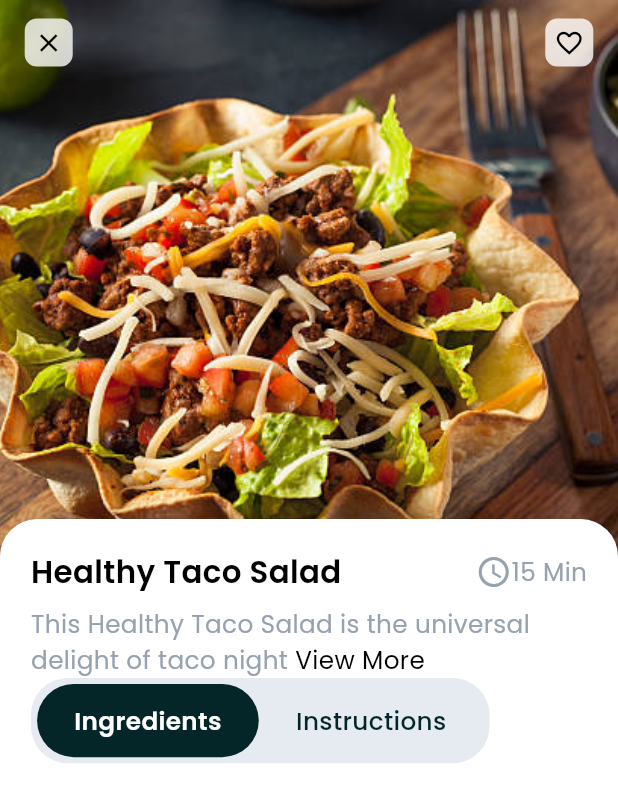
After one commit to jincykp/tastybite_app, a Flutter app: the HomeScreen screen opened directly, after a tap on "Healthy Taco Salad with fresh vegetable", on a phone screen of 412 x 824 dp. The commit adds this screen. Shown: the top 802 px of the screen. Run offline on Flutter 3.47's test engine with Material 3 defaults, Android fonts, the phone set to English and light mode, and no system bars; our stand-ins replace google_fonts.

Commit message:
feat: started working on the details screen layout and structure

```diff
--- a/lib/core/app_colors.dart
+++ b/lib/core/app_colors.dart
@@ -7,4 +7,5 @@ class AppColors {
   static const grey = Color(0xFF97A2B0);
   static const greenButton = Color(0xFF042628);
   static const categoryButton = Color(0xFFF1F5F5);
+  static const tabButtonColor = Color(0xFFE6EBF2);
 }
--- /dev/null
+++ b/lib/screens/details_screen.dart
@@ -0,0 +1,141 @@
+import 'package:flutter/material.dart';
+import 'package:tastybite/core/app_colors.dart';
+import 'package:tastybite/core/app_text_styles.dart';
+import 'package:tastybite/widgets/custom_fav_button.dart';
+import 'package:tastybite/widgets/tab_button.dart';
+
+class DetailsScreen extends StatelessWidget {
+  const DetailsScreen({super.key});
+
+  @override
+  Widget build(BuildContext context) {
+    final screenWidth = MediaQuery.of(context).size.width;
+    final screenHeight = MediaQuery.of(context).size.height;
+    final topPadding = MediaQuery.of(context).padding.top;
+
+    return Scaffold(
+      backgroundColor: AppColors.white,
+      body: Stack(
+        children: [
+          // Background
+          Container(
+            height: screenHeight,
+            width: screenWidth,
+            color: AppColors.white,
+          ),
+
+          // Main image
+          Positioned(
+            top: 0,
+            left: 0,
+            right: 0,
+            child: Container(
+              height: screenHeight * 0.5,
+              decoration: const BoxDecoration(
+                image: DecorationImage(
+                  image: AssetImage('assets/images/salad.jpg'),
+                  fit: BoxFit.cover,
+                ),
+              ),
+            ),
+          ),
+
+          // Top icons (Close & Favorite)
+          Positioned(
+            top: topPadding + screenHeight * 0.015,
+            left: screenWidth * 0.04,
+            child: CustomIconButton(
+              icon: Icons.close,
+              onTap: () {
+                Navigator.pop(context);
+              },
+            ),
+          ),
+          Positioned(
+            top: topPadding + screenHeight * 0.015,
+            right: screenWidth * 0.04,
+            child: CustomIconButton(icon: Icons.favorite_border, onTap: () {}),
+          ),
+
+          // Bottom sheet
+          Positioned(
+            top: screenHeight * 0.42,
+            left: 0,
+            right: 0,
+            bottom: 0,
+            child: Container(
+              padding: EdgeInsets.symmetric(
+                horizontal: screenWidth * 0.05,
+                vertical: screenHeight * 0.025,
+              ),
+              decoration: BoxDecoration(
+                color: AppColors.white,
+                borderRadius: BorderRadius.vertical(
+                  top: Radius.circular(screenWidth * 0.06),
+                ),
+                boxShadow: const [
+                  BoxShadow(
+                    color: Colors.black12,
+                    blurRadius: 10,
+                    spreadRadius: 1,
+                    offset: Offset(0, -2),
+                  ),
+                ],
+              ),
+              child: Column(
+                crossAxisAlignment: CrossAxisAlignment.start,
+                children: [
+                  Row(
+                    children: [
+                      Text(
+                        'Healthy Taco Salad',
+                        style: AppTextStyles.poppins(
+                          fontSize: screenWidth * 0.05,
+                          fontWeight: FontWeight.w600,
+                          color: AppColors.black,
+                        ),
+                      ),
+                      Spacer(),
+                      Icon(Icons.access_time, color: AppColors.grey),
+                      Text(
+                        '15 Min',
+                        style: AppTextStyles.poppins(
+                          fontSize: screenWidth * 0.04,
+                          fontWeight: FontWeight.w400,
+                          color: AppColors.grey,
+                        ),
+                      ),
+                    ],
+                  ),
+                  SizedBox(height: screenHeight * 0.01),
+                  Text.rich(
+                    TextSpan(
+                      text:
+                          'This Healthy Taco Salad is the universal delight of taco night ',
+                      style: AppTextStyles.poppins(
+                        fontSize: screenWidth * 0.04,
+                        fontWeight: FontWeight.w400,
+                        color: AppColors.grey,
+                      ),
+                      children: [
+                        TextSpan(
+                          text: 'View More',
+                          style: AppTextStyles.poppins(
+                            fontSize: screenWidth * 0.04,
+                            fontWeight: FontWeight.w400,
+                            color: AppColors.black,
+                          ),
+                        ),
+                      ],
+                    ),
+                  ),
+                  TabButtons(),
+                ],
+              ),
+            ),
+          ),
+        ],
+      ),
+    );
+  }
+}
--- a/lib/screens/home_screen.dart
+++ b/lib/screens/home_screen.dart
@@ -1,5 +1,6 @@
 import 'package:flutter/material.dart';
 import 'package:tastybite/core/app_colors.dart';
+import 'package:tastybite/screens/details_screen.dart';
 import 'package:tastybite/widgets/featured_card.dart';
 import 'package:tastybite/core/app_text_styles.dart';
 import 'package:tastybite/widgets/food_card.dart';
@@ -206,6 +207,14 @@ class _HomeScreenState extends State<HomeScreen> {
                   itemBuilder: (context, index) {
                     final item = foodItems[index];
                     return FoodCard(
+                      onTap: () {
+                        Navigator.push(
+                          context,
+                          MaterialPageRoute(
+                            builder: (context) => DetailsScreen(),
+                          ),
+                        );
+                      },
                       imagePath: item['image']!,
                       title: item['title']!,
                       kcal: item['kcal']!,
--- a/lib/screens/search_screen.dart
+++ b/lib/screens/search_screen.dart
@@ -162,7 +162,7 @@ class _SearchScreenState extends State<SearchScreen> {
                 imagePath: 'assets/images/blubery.png',
                 title: 'Blueberry with egg for breakfast',
                 author: 'Alice Fala',
-                authorAvatarPath: 'assets/images\per_one.jpg',
+                authorAvatarPath: 'assets/images/per_one.jpg',
                 onTap: () {},
                 margin: EdgeInsets.symmetric(vertical: 8),
               ),
--- /dev/null
+++ b/lib/widgets/custom_fav_button.dart
@@ -0,0 +1,36 @@
+import 'package:flutter/material.dart';
+import 'package:tastybite/core/app_colors.dart';
+
+class CustomIconButton extends StatelessWidget {
+  final IconData icon;
+  final double size;
+  final Color iconColor;
+  final Color backgroundColor;
+  final double padding;
+  final VoidCallback? onTap;
+
+  const CustomIconButton({
+    super.key,
+    required this.icon,
+    this.size = 20,
+    this.iconColor = AppColors.black,
+    this.backgroundColor = AppColors.white,
+    this.padding = 6,
+    this.onTap,
+  });
+
+  @override
+  Widget build(BuildContext context) {
+    return GestureDetector(
+      onTap: onTap,
+      child: Container(
+        padding: EdgeInsets.all(padding),
+        decoration: BoxDecoration(
+          color: backgroundColor.withOpacity(0.8),
+          borderRadius: BorderRadius.circular(8),
+        ),
+        child: Icon(icon, size: size, color: iconColor),
+      ),
+    );
+  }
+}
--- a/lib/widgets/food_card.dart
+++ b/lib/widgets/food_card.dart
@@ -1,12 +1,14 @@
 import 'package:flutter/material.dart';
 import 'package:tastybite/core/app_colors.dart';
 import 'package:tastybite/core/app_text_styles.dart';
+import 'package:tastybite/widgets/custom_fav_button.dart';
 
 class FoodCard extends StatelessWidget {
   final String imagePath;
   final String title;
   final String kcal;
   final String time;
+  final VoidCallback? onTap; // <-- onTap callback
 
   const FoodCard({
     super.key,
@@ -14,6 +16,7 @@ class FoodCard extends StatelessWidget {
     required this.title,
     required this.kcal,
     required this.time,
+    this.onTap,
   });
 
   @override
@@ -24,9 +27,10 @@ class FoodCard extends StatelessWidget {
     final cardWidth = screenWidth * 0.5;
     final horizontalPadding = screenWidth * 0.035;
 
-    return Container(
+    return GestureDetector(
+      onTap: onTap, // <-- Trigger the callback on tap
+      child: Container(
         width: cardWidth,
-      //  height: screenHeight * 0.30,
         decoration: BoxDecoration(
           color: AppColors.white,
           borderRadius: BorderRadius.circular(16),
@@ -62,17 +66,11 @@ class FoodCard extends StatelessWidget {
                   Positioned(
                     top: 8,
                     right: 8,
-                  child: Container(
-                    padding: const EdgeInsets.all(6),
-                    decoration: BoxDecoration(
-                      color: Colors.white.withOpacity(0.8),
-                      borderRadius: BorderRadius.circular(8),
-                    ),
-                    child: const Icon(
-                      Icons.favorite_border,
-                      color: AppColors.black,
-                      size: 20,
-                    ),
+                    child: CustomIconButton(
+                      icon: Icons.favorite_border,
+                      onTap: () {
+                        // Handle favorite tap
+                      },
                     ),
                   ),
                 ],
@@ -148,6 +146,7 @@ class FoodCard extends StatelessWidget {
             ),
           ],
         ),
+      ),
     );
   }
 }
--- /dev/null
+++ b/lib/widgets/tab_button.dart
@@ -0,0 +1,80 @@
+import 'package:flutter/material.dart';
+import 'package:google_fonts/google_fonts.dart';
+import 'package:tastybite/core/app_colors.dart';
+
+class TabButtons extends StatefulWidget {
+  @override
+  _TabButtonsState createState() => _TabButtonsState();
+}
+
+class _TabButtonsState extends State<TabButtons> {
+  int selectedIndex = 0;
+
+  @override
+  Widget build(BuildContext context) {
+    final screenWidth = MediaQuery.of(context).size.width;
+
+    return Container(
+      padding: EdgeInsets.all(screenWidth * 0.01),
+      decoration: BoxDecoration(
+        color: AppColors.tabButtonColor,
+        borderRadius: BorderRadius.circular(
+          screenWidth * 0.06,
+        ), // ~25 for medium screen
+      ),
+      child: Row(
+        mainAxisSize: MainAxisSize.min,
+        children: [
+          _buildTabButton(
+            context: context,
+            text: 'Ingredients',
+            index: 0,
+            isSelected: selectedIndex == 0,
+          ),
+          _buildTabButton(
+            context: context,
+            text: 'Instructions',
+            index: 1,
+            isSelected: selectedIndex == 1,
+          ),
+        ],
+      ),
+    );
+  }
+
+  Widget _buildTabButton({
+    required BuildContext context,
+    required String text,
+    required int index,
+    required bool isSelected,
+  }) {
+    final screenWidth = MediaQuery.of(context).size.width;
+
+    return GestureDetector(
+      onTap: () {
+        setState(() {
+          selectedIndex = index;
+        });
+      },
+      child: Container(
+        padding: EdgeInsets.symmetric(
+          horizontal: screenWidth * 0.06,
+          vertical: screenWidth * 0.03,
+        ),
+        decoration: BoxDecoration(
+          color: isSelected ? AppColors.greenButton : Colors.transparent,
+          borderRadius: BorderRadius.circular(screenWidth * 0.06),
+        ),
+
+        child: Text(
+          text,
+          style: GoogleFonts.poppins(
+            color: isSelected ? AppColors.white : AppColors.greenButton,
+            fontSize: screenWidth * 0.04,
+            fontWeight: isSelected ? FontWeight.w600 : FontWeight.w500,
+          ),
+        ),
+      ),
+    );
+  }
+}
```
Also changed, not shown: assets/images/salad.jpg (added), assets/images/salad_two.jpeg (added), assets/images/saladthree.jpeg (added). Lines whose indentation alone changed are shown as unchanged.
